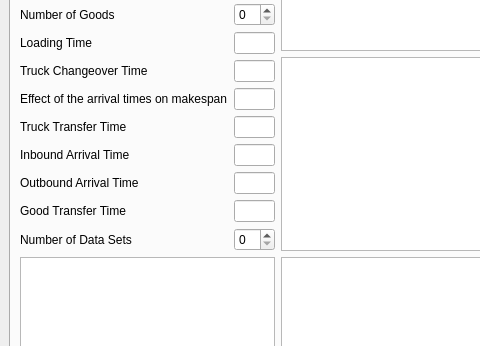
Old version of the form windows/main_window.ui in the repository mparlaktuna/capraz_sevkiyat1; both pictures show x 0 to 480 and y 205 to 551 of the 1107 by 896 pixel window.
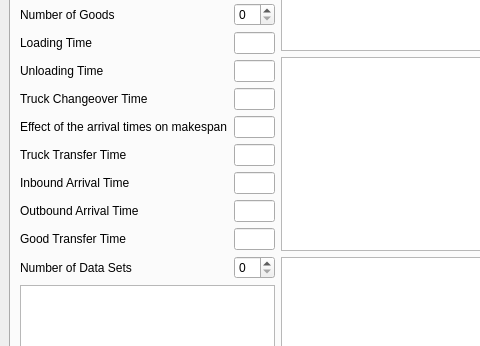
New version of the form. The open tabs and pages were chosen to show the change. Custom widgets are drawn as their Qt base class.

Patch:
```diff
--- a/windows/main_window.ui
+++ b/windows/main_window.ui
@@ -126,74 +126,74 @@
             <item row="6" column="1">
              <widget class="QLineEdit" name="loadingTumeLineEdit"/>
             </item>
-            <item row="7" column="0">
+            <item row="8" column="0">
              <widget class="QLabel" name="truckChangeoverTimeLabel">
               <property name="text">
                <string>Truck Changeover Time</string>
               </property>
              </widget>
             </item>
-            <item row="7" column="1">
+            <item row="8" column="1">
              <widget class="QLineEdit" name="truckChangeoverTimeLineEdit"/>
             </item>
-            <item row="8" column="0">
+            <item row="9" column="0">
              <widget class="QLabel" name="effectOfTheArrivalTimesOnMakespanLabel">
               <property name="text">
                <string>Effect of the arrival times on makespan</string>
               </property>
              </widget>
             </item>
-            <item row="8" column="1">
+            <item row="9" column="1">
              <widget class="QLineEdit" name="effectOfTheArrivalTimesOnMakespanLineEdit"/>
             </item>
-            <item row="9" column="0">
+            <item row="10" column="0">
              <widget class="QLabel" name="truckTransferTimeLabel">
               <property name="text">
                <string>Truck Transfer Time</string>
               </property>
              </widget>
             </item>
-            <item row="9" column="1">
+            <item row="10" column="1">
              <widget class="QLineEdit" name="truckTransferTimeLineEdit"/>
             </item>
-            <item row="10" column="0">
+            <item row="11" column="0">
              <widget class="QLabel" name="inboundArrivalTimeLabel">
               <property name="text">
                <string>Inbound Arrival Time</string>
               </property>
              </widget>
             </item>
-            <item row="10" column="1">
+            <item row="11" column="1">
              <widget class="QLineEdit" name="inboundArrivalTimeLineEdit"/>
             </item>
-            <item row="11" column="0">
+            <item row="12" column="0">
              <widget class="QLabel" name="outboundArrivalTimeLabel">
               <property name="text">
                <string>Outbound Arrival Time</string>
               </property>
              </widget>
             </item>
-            <item row="11" column="1">
+            <item row="12" column="1">
              <widget class="QLineEdit" name="outboundArrivalTimeLineEdit"/>
             </item>
-            <item row="12" column="0">
+            <item row="13" column="0">
              <widget class="QLabel" name="goodTransferTimeLabel">
               <property name="text">
                <string>Good Transfer Time</string>
               </property>
              </widget>
             </item>
-            <item row="12" column="1">
+            <item row="13" column="1">
              <widget class="QLineEdit" name="goodTransferTimeLineEdit"/>
             </item>
-            <item row="13" column="0">
+            <item row="14" column="0">
              <widget class="QLabel" name="numberOfDataSetsLabel">
               <property name="text">
                <string>Number of Data Sets</string>
               </property>
              </widget>
             </item>
-            <item row="13" column="1">
+            <item row="14" column="1">
              <widget class="QSpinBox" name="numberOfDataSetsSpinBox">
               <property name="minimum">
                <number>0</number>
@@ -203,6 +203,16 @@
               </property>
              </widget>
             </item>
+            <item row="7" column="0">
+             <widget class="QLabel" name="label_20">
+              <property name="text">
+               <string>Unloading Time</string>
+              </property>
+             </widget>
+            </item>
+            <item row="7" column="1">
+             <widget class="QLineEdit" name="unloading_time_edit"/>
+            </item>
            </layout>
           </item>
           <item>
```
Left out of the diff: 2 changed lines with no effect on the pictures.
